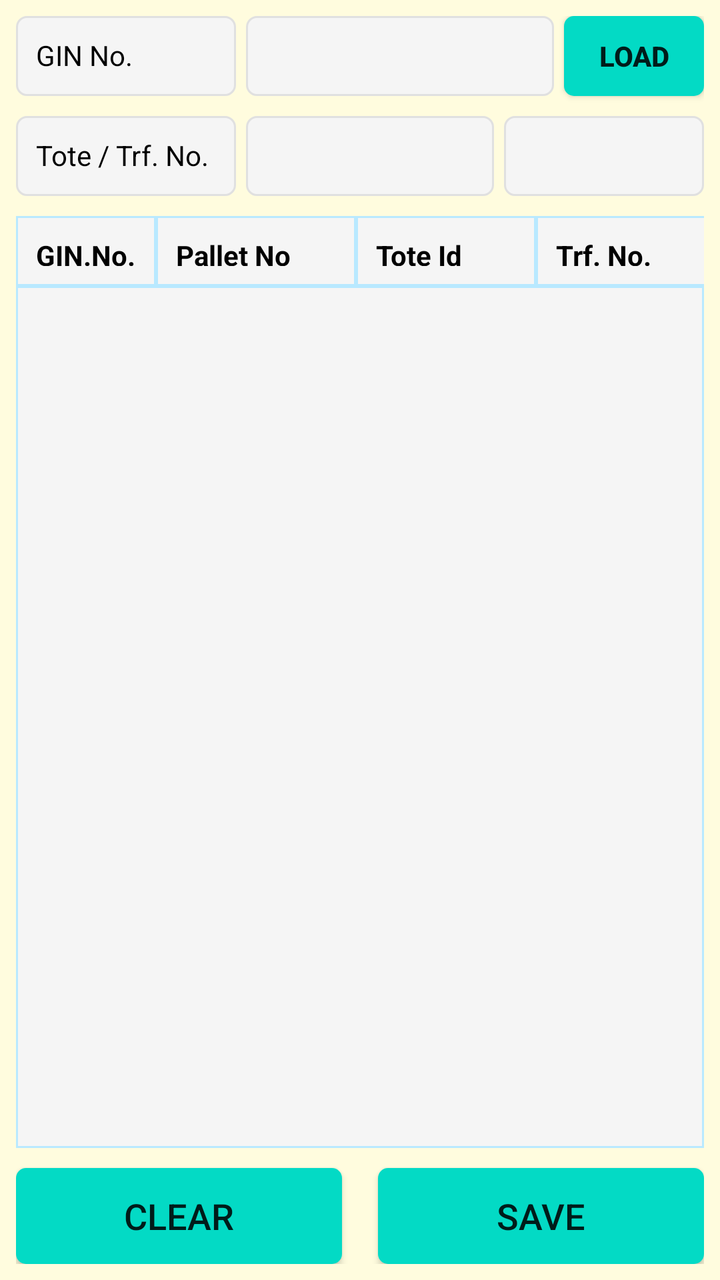
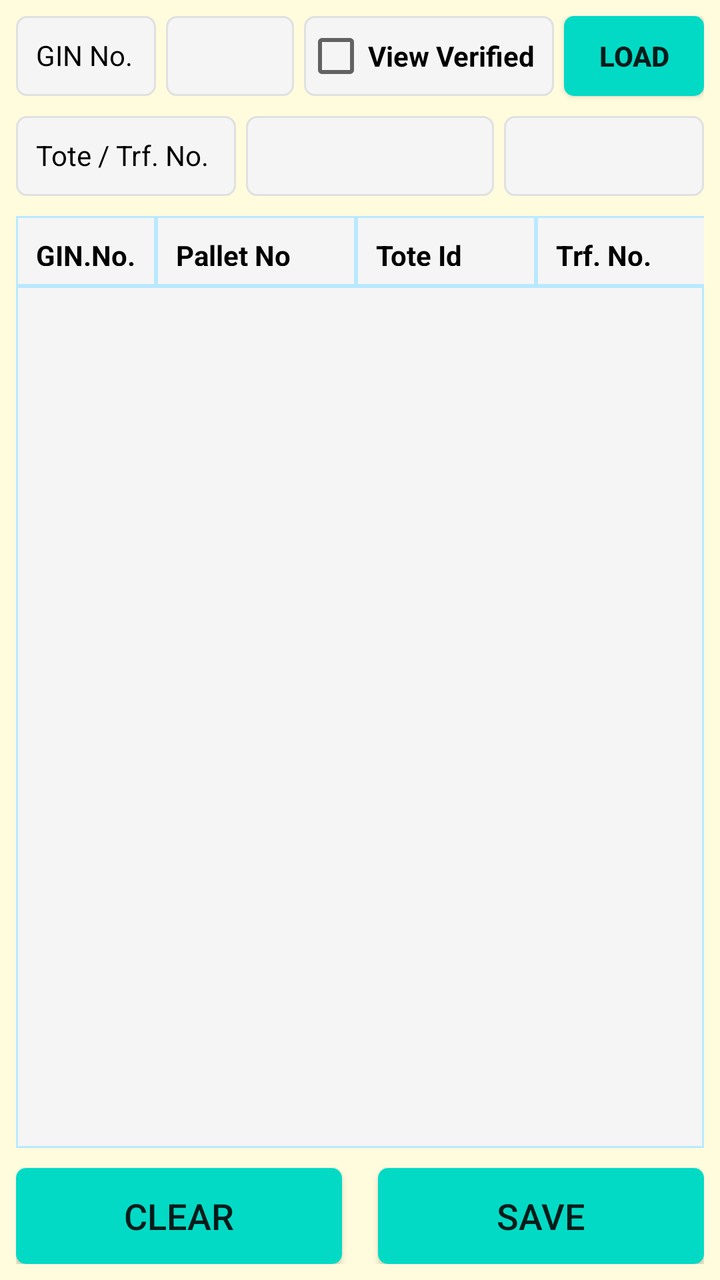

Two renders of the same Android screen: before a commit and after it. Below are the layout's source before the change and the commit's diff.
<!-- AndroidManifest.xml: application theme AppTheme -->
<!-- res/layout/fragment_gin_verification.xml -->
<?xml version="1.0" encoding="utf-8"?>
<FrameLayout xmlns:android="http://schemas.android.com/apk/res/android"
    xmlns:app="http://schemas.android.com/apk/res-auto"
    xmlns:tools="http://schemas.android.com/tools"
    android:layout_width="match_parent"
    android:layout_height="match_parent"
    android:background="@color/backColor"
    tools:context=".ui.ginverify.GinVerificationFragment">

    
    <androidx.constraintlayout.widget.ConstraintLayout
        android:layout_width="match_parent"
        android:layout_height="match_parent"
        android:padding="8dp">

        <TextView
            android:id="@+id/TextView1"
            android:layout_width="110dp"
            android:layout_height="40dp"
            android:background="@drawable/et_custom"
            android:gravity="left"
            android:hint=""
            android:padding="10dp"
            android:text="GIN No."
            android:textColor="@color/coloBlack"
            android:textSize="14sp"
            app:layout_constraintStart_toStartOf="parent"
            app:layout_constraintTop_toTopOf="parent" />

        <Button
            android:id="@+id/bt_gin_verification_load"
            android:layout_width="70dp"
            android:layout_height="40dp"
            android:background="@drawable/btn_custom1"
            android:text="LOAD"
            android:textAllCaps="false"
            android:textSize="14sp"
            android:textStyle="bold"
            app:layout_constraintEnd_toEndOf="parent"
            app:layout_constraintTop_toTopOf="parent"
            tools:ignore="TouchTargetSizeCheck" />

        <EditText
            android:id="@+id/et_gin_verification_ginno"
            android:layout_width="0dp"
            android:layout_height="40dp"
            android:layout_marginStart="5dp"
            android:layout_marginLeft="5dp"
            android:layout_marginEnd="5dp"
            android:layout_marginRight="5dp"
            android:inputType="number"
            android:background="@drawable/et_custom"
            android:padding="10dp"
            android:textColor="@color/coloBlack"
            android:textSize="14sp"
            app:layout_constraintEnd_toStartOf="@+id/bt_gin_verification_load"
            app:layout_constraintStart_toEndOf="@+id/TextView1"
            app:layout_constraintTop_toTopOf="@+id/TextView1"
            tools:ignore="SpeakableTextPresentCheck,TouchTargetSizeCheck" />

        <TextView
            android:id="@+id/TextView2"
            android:layout_width="110dp"
            android:layout_height="40dp"
            android:background="@drawable/et_custom"
            android:layout_marginTop="10dp"
            android:gravity="left"
            android:hint=""
            android:padding="10dp"
            android:text="Tote / Trf. No."
            android:textColor="@color/coloBlack"
            android:textSize="14sp"
            app:layout_constraintStart_toStartOf="parent"
            app:layout_constraintTop_toBottomOf="@+id/TextView1" />

        <EditText
            android:id="@+id/et_gin_verification_trf_tote_id"
            android:layout_width="0dp"
            android:layout_height="40dp"
            android:layout_marginLeft="5dp"
            android:layout_marginRight="5dp"
            android:background="@drawable/et_custom"
            android:padding="10dp"
            android:textColor="@color/coloBlack"
            android:textSize="14dp"
            app:layout_constraintEnd_toStartOf="@+id/tv_gin_verification_verify"
            app:layout_constraintStart_toEndOf="@+id/TextView2"
            app:layout_constraintTop_toTopOf="@+id/TextView2"
            tools:ignore="SpeakableTextPresentCheck,TouchTargetSizeCheck" />

        <TextView
            android:id="@+id/tv_gin_verification_verify"
            android:layout_width="100dp"
            android:layout_height="40dp"
            android:background="@drawable/et_custom"
            android:padding="10dp"
            android:textStyle="bold"
            android:textColor="@color/coloRed"
            android:text=""
            android:textSize="14dp"
            app:layout_constraintEnd_toEndOf="parent"
            app:layout_constraintTop_toTopOf="@+id/TextView2"
            tools:ignore="SpeakableTextPresentCheck,TouchTargetSizeCheck"
            android:gravity="center_horizontal" />

        <TextView
            android:id="@+id/TextView3"
            android:layout_width="70dp"
            android:layout_height="35dp"
            android:layout_marginTop="10dp"
            android:background="@drawable/et_custom_total"
            android:gravity="left"
            android:hint=""
            android:textStyle="bold"
            android:padding="10dp"
            android:text="GIN.No."
            android:textColor="@color/coloBlack"
            android:textSize="14sp"
            app:layout_constraintStart_toStartOf="parent"
            app:layout_constraintTop_toBottomOf="@+id/TextView2" />

        <TextView
            android:id="@+id/TextView6"
            android:layout_width="100dp"
            android:layout_height="35dp"
            android:background="@drawable/et_custom_total"
            android:gravity="left"
            android:hint=""
            android:padding="10dp"
            android:textStyle="bold"
            android:text="Pallet No"
            android:textColor="@color/coloBlack"
            android:textSize="14sp"
            app:layout_constraintStart_toEndOf="@+id/TextView3"
            app:layout_constraintTop_toTopOf="@+id/TextView3" />

        <TextView
            android:id="@+id/TextView7"
            android:layout_width="90dp"
            android:layout_height="35dp"
            android:background="@drawable/et_custom_total"
            android:gravity="left"
            android:hint=""
            android:padding="10dp"
            android:textStyle="bold"
            android:text="Tote Id"
            android:textColor="@color/coloBlack"
            android:textSize="14sp"
            app:layout_constraintStart_toEndOf="@+id/TextView6"
            app:layout_constraintTop_toTopOf="@+id/TextView3" />

        <TextView
            android:id="@+id/TextView8"
            android:layout_width="95dp"
            android:layout_height="35dp"
            android:background="@drawable/et_custom_total"
            android:gravity="left"
            android:hint=""
            android:textStyle="bold"
            android:padding="10dp"
            android:text="Trf. No."
            android:textColor="@color/coloBlack"
            android:textSize="14sp"
            app:layout_constraintStart_toEndOf="@+id/TextView7"
            app:layout_constraintTop_toTopOf="@+id/TextView3" />

        <TextView
            android:id="@+id/TextView9"
            android:layout_width="0dp"
            android:layout_height="35dp"
            android:background="@drawable/et_custom_total"
            android:gravity="left"
            android:hint=""
            android:padding="10dp"
            android:text="Ver."
            android:textStyle="bold"
            android:textColor="@color/coloBlack"
            android:textSize="12sp"
            app:layout_constraintEnd_toEndOf="parent"
            app:layout_constraintStart_toEndOf="@+id/TextView8"
            app:layout_constraintTop_toTopOf="@+id/TextView3" />

        <ListView
            android:id="@+id/lv_gin_verification_details"
            android:layout_width="0dp"
            android:layout_height="0dp"
            android:layout_marginBottom="10dp"
            android:background="@drawable/et_custom_total"
            app:layout_constraintBottom_toTopOf="@+id/bt_gin_verification_clear"
            app:layout_constraintEnd_toEndOf="parent"
            app:layout_constraintHorizontal_bias="1.0"
            app:layout_constraintStart_toStartOf="parent"
            app:layout_constraintTop_toBottomOf="@+id/TextView3" />

        <Button
            android:id="@+id/bt_gin_verification_clear"
            android:layout_width="0dp"
            android:layout_height="wrap_content"
            android:layout_marginEnd="4dp"
            android:layout_marginRight="4dp"
            android:background="@drawable/btn_custom1"
            android:text="CLEAR"
            android:textAllCaps="false"
            android:textSize="18sp"
            app:layout_constraintBottom_toBottomOf="parent"
            app:layout_constraintEnd_toStartOf="@+id/textView2"
            app:layout_constraintStart_toStartOf="parent" />

        <Button
            android:id="@+id/bt_gin_verification_save"
            android:layout_width="0dp"
            android:layout_height="wrap_content"
            android:layout_marginStart="4dp"
            android:layout_marginLeft="4dp"
            android:background="@drawable/btn_custom1"
            android:text="SAVE"
            android:textAllCaps="false"
            android:textSize="18sp"
            app:layout_constraintBottom_toBottomOf="parent"
            app:layout_constraintEnd_toEndOf="parent"
            app:layout_constraintStart_toEndOf="@+id/textView2" />

        <TextView
            android:id="@+id/textView2"
            android:layout_width="wrap_content"
            android:layout_height="wrap_content"
            android:layout_marginStart="16dp"
            android:layout_marginLeft="16dp"
            android:layout_marginEnd="16dp"
            android:layout_marginRight="16dp"
            android:text="   "
            android:textColor="@color/colorAccent"
            app:layout_constraintBottom_toBottomOf="parent"
            app:layout_constraintEnd_toEndOf="parent"
            app:layout_constraintStart_toStartOf="parent"
            tools:ignore="SpeakableTextPresentCheck" />

        <ProgressBar
            android:id="@+id/pr_gin_verify"
            android:layout_width="wrap_content"
            android:layout_height="wrap_content"
            android:layout_centerHorizontal="true"
            android:visibility="invisible"
            app:layout_constraintBottom_toBottomOf="parent"
            app:layout_constraintEnd_toEndOf="parent"
            app:layout_constraintStart_toStartOf="parent"
            app:layout_constraintTop_toTopOf="parent" />
    </androidx.constraintlayout.widget.ConstraintLayout>

</FrameLayout>
<!-- resources referenced by this layout -->
<resources>
  <color name="backColor">#FFFCDE</color>
  <color name="coloBlack">#000000</color>
  <color name="coloRed">#ff0000</color>
  <color name="colorAccent">#000000</color>
  <!-- drawable btn_custom1 (drawable) -->
  <?xml version="1.0" encoding="utf-8"?>
  <shape xmlns:android="http://schemas.android.com/apk/res/android"
      android:padding="10dp"
      android:shape="rectangle" >
  
      <solid android:color="@color/colorBtn" />
  
      <corners
          android:bottomLeftRadius="5dp"
          android:bottomRightRadius="5dp"
          android:topLeftRadius="5dp"
          android:topRightRadius="5dp" />
  
  </shape>
  <!-- drawable et_custom (drawable) -->
  <?xml version="1.0" encoding="utf-8"?>
  <shape xmlns:android="http://schemas.android.com/apk/res/android"
      android:padding="10dp"
      android:shape="rectangle" >
  
      <solid android:color="#f5f5f5" />
  
      <stroke
          android:width="1dp"
          android:color="#e0e0e0" />
  
      <corners
          android:bottomLeftRadius="5dp"
          android:bottomRightRadius="5dp"
          android:topLeftRadius="5dp"
          android:topRightRadius="5dp" />
  
  </shape>
  <!-- drawable et_custom_total (drawable) -->
  <?xml version="1.0" encoding="utf-8"?>
  <shape xmlns:android="http://schemas.android.com/apk/res/android"
      android:padding="10dp"
      android:shape="rectangle" >
  
      <solid android:color="#f5f5f5" />
  
      <stroke
          android:width="1dp"
          android:color="#B9E9FF" />
  
      <corners
          android:bottomLeftRadius="0dp"
          android:bottomRightRadius="0dp"
          android:topLeftRadius="0dp"
          android:topRightRadius="0dp" />
  
  </shape>
  <style name="AppTheme" parent="Theme.AppCompat.Light.NoActionBar">
          
          <item name="colorPrimary">@color/colorPrimary</item>
          <item name="colorPrimaryDark">@color/colorPrimaryDark</item>
          <item name="colorAccent">@color/colorAccent</item>
      </style>
  <color name="colorBtn">#03DAC5</color>
  <color name="colorPrimary">#ffb200</color>
  <color name="colorPrimaryDark">#ffb200</color>
</resources>

<!-- the commit's change to res/layout/fragment_gin_verification.xml (unified diff, before → after) -->
@@ -15,7 +15,7 @@
 
         <TextView
             android:id="@+id/TextView1"
-            android:layout_width="110dp"
+            android:layout_width="70dp"
             android:layout_height="40dp"
             android:background="@drawable/et_custom"
             android:gravity="left"
@@ -44,19 +44,28 @@
             android:id="@+id/et_gin_verification_ginno"
             android:layout_width="0dp"
             android:layout_height="40dp"
+            android:layout_marginEnd="5dp"
             android:layout_marginStart="5dp"
-            android:layout_marginLeft="5dp"
-            android:layout_marginEnd="5dp"
-            android:layout_marginRight="5dp"
+            android:background="@drawable/et_custom"
             android:inputType="number"
-            android:background="@drawable/et_custom"
-            android:padding="10dp"
-            android:textColor="@color/coloBlack"
-            android:textSize="14sp"
-            app:layout_constraintEnd_toStartOf="@+id/bt_gin_verification_load"
+            android:padding="10dp"
+            android:textColor="@color/coloBlack"
+            android:textSize="14sp"
+            app:layout_constraintEnd_toStartOf="@+id/ch_gin_verification_verifiedonly"
             app:layout_constraintStart_toEndOf="@+id/TextView1"
             app:layout_constraintTop_toTopOf="@+id/TextView1"
             tools:ignore="SpeakableTextPresentCheck,TouchTargetSizeCheck" />
+
+        <CheckBox
+            android:id="@+id/ch_gin_verification_verifiedonly"
+            android:layout_width="125dp"
+            android:layout_height="40dp"
+            android:layout_marginRight="5dp"
+            android:background="@drawable/et_custom"
+            android:text="View Verified"
+            android:textStyle="bold"
+            app:layout_constraintEnd_toStartOf="@+id/bt_gin_verification_load"
+            app:layout_constraintTop_toTopOf="parent" />
 
         <TextView
             android:id="@+id/TextView2"
